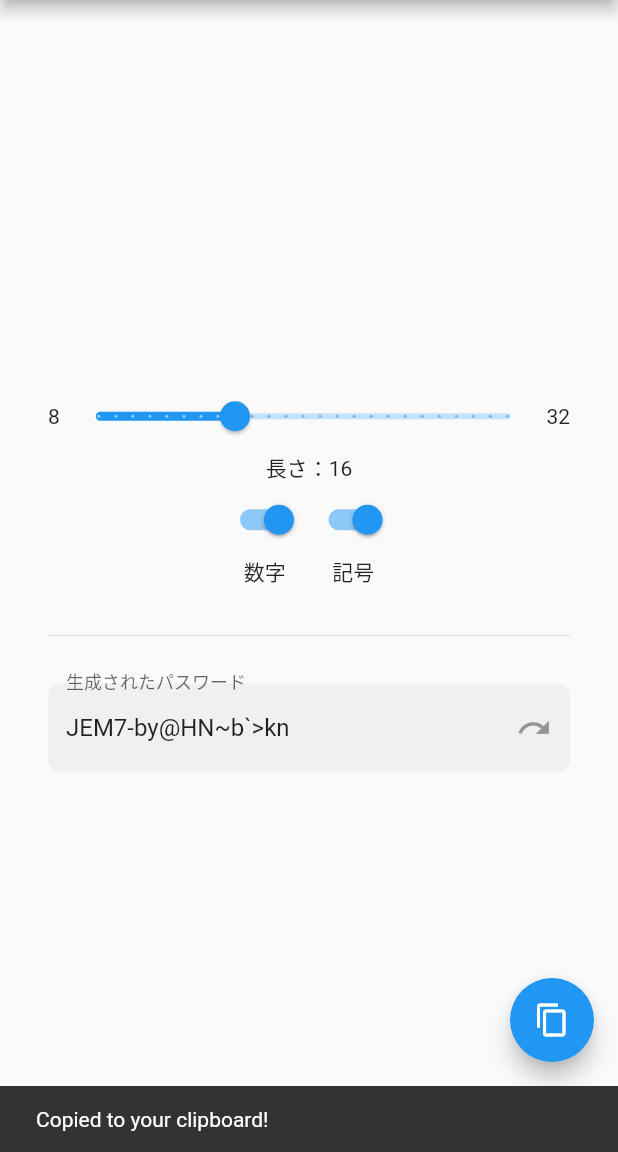
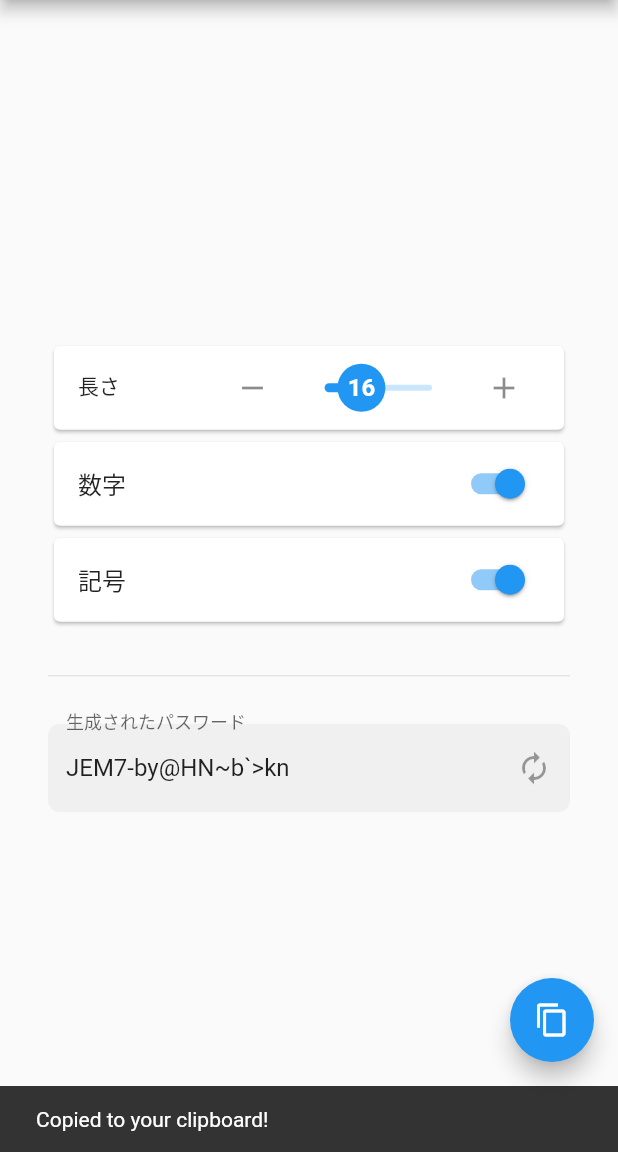
Before and after one commit to hdfln/password-generator, a Flutter app: the screen it shows after launch, after a tap on the "content copy" icon, on a phone screen of 412 x 824 dp, the part 84-1236 px from its top. Run offline on Flutter 3.47's test engine with Material 2 defaults, Android fonts, the phone set to English and light mode, and no system bars.

Commit message:
length to listtile

```diff
--- a/lib/main.dart
+++ b/lib/main.dart
@@ -74,12 +74,32 @@ class _MyHomePageState extends State<MyHomePage> {
           child: Column(
             mainAxisAlignment: MainAxisAlignment.center,
             children: <Widget>[
-              Column(
+              Card(
+                child: ListTile(
+                  leading: const Text('長さ'),
+                  trailing: FractionallySizedBox(
+                    widthFactor: 0.7,
+                    child: Row(
                       children: [
-                  Row(
-                    children: [
-                      Text(_minLength.toString()),
+                        IconButton(
+                          splashRadius: 24,
+                          onPressed: () {
+                            if (_length > _minLength) {
+                              setState(() {
+                                _length--;
+                              });
+                            }
+                          },
+                          icon: const Icon(Icons.remove),
+                        ),
                         Expanded(
+                          child: SliderTheme(
+                            data: SliderTheme.of(context).copyWith(
+                              thumbShape: PolygonSliderThumb(
+                                thumbRadius: 16.0,
+                                sliderValue: _length.toDouble(),
+                              ),
+                            ),
                             child: Slider(
                               value: _length.toDouble(),
                               min: _minLength.toDouble(),
@@ -94,13 +114,23 @@ class _MyHomePageState extends State<MyHomePage> {
                               },
                             ),
                           ),
-                      Text(_maxLength.toString()),
+                        ),
+                        IconButton(
+                          splashRadius: 24,
+                          onPressed: () {
+                            if (_length < _maxLength) {
+                              setState(() {
+                                _length++;
+                              });
+                            }
+                          },
+                          icon: const Icon(Icons.add),
+                        ),
                       ],
                     ),
-                  Text('長さ：$_length'),
-                  Row(
-                    mainAxisAlignment: MainAxisAlignment.center,
-                    children: [
+                  ),
+                ),
+              ),
               SwitchWithLabel(
                 label: '数字',
                 callbackOnChanged: (bool? value) {
@@ -119,11 +149,7 @@ class _MyHomePageState extends State<MyHomePage> {
                   });
                 },
               ),
-                    ],
-                  ),
-                ],
-              ),
-              Divider(height: 64),
+              const Divider(height: 64),
               TextFormField(
                 controller: _controller,
                 readOnly: true,
@@ -143,7 +169,7 @@ class _MyHomePageState extends State<MyHomePage> {
                   ),
                   suffixIcon: IconButton(
                     color: Theme.of(context).disabledColor,
-                    icon: const Icon(Icons.redo),
+                    icon: const Icon(Icons.autorenew),
                     splashRadius: 16,
                     onPressed: () {
                       setState(() {
@@ -216,9 +242,9 @@ class _SwitchWithLabelState extends State<SwitchWithLabel> {
 
   @override
   Widget build(BuildContext context) {
-    return Column(
-      children: [
-        Switch(
+    return Card(
+      child: SwitchListTile(
+        title: Text(widget.label),
         onChanged: (bool? value) {
           setState(() {
             _value = value!;
@@ -227,8 +253,72 @@ class _SwitchWithLabelState extends State<SwitchWithLabel> {
         },
         value: _value,
       ),
-        Text(widget.label),
-      ],
     );
   }
 }
+
+class PolygonSliderThumb extends SliderComponentShape {
+  final double thumbRadius;
+  final double sliderValue;
+
+  const PolygonSliderThumb({
+    required this.thumbRadius,
+    required this.sliderValue,
+  });
+
+  @override
+  Size getPreferredSize(bool isEnabled, bool isDiscrete) {
+    return Size.fromRadius(thumbRadius);
+  }
+
+  @override
+  void paint(
+    PaintingContext context,
+    Offset center, {
+    required Animation<double> activationAnimation,
+    required Animation<double> enableAnimation,
+    required bool isDiscrete,
+    required TextPainter labelPainter,
+    required RenderBox parentBox,
+    required SliderThemeData sliderTheme,
+    required TextDirection textDirection,
+    required double value,
+    required double textScaleFactor,
+    required Size sizeWithOverflow,
+  }) {
+    // Define the slider thumb design here
+    final Canvas canvas = context.canvas;
+
+    canvas.drawCircle(
+      center,
+      thumbRadius,
+      Paint()
+        ..color = sliderTheme.thumbColor ?? Colors.black
+        ..style = PaintingStyle.fill,
+    );
+
+    TextSpan span = TextSpan(
+      style: TextStyle(
+        fontSize: thumbRadius,
+        fontWeight: FontWeight.w700,
+        color: Colors.white,
+      ),
+      text: sliderValue.round().toString(),
+    );
+
+    TextPainter tp = TextPainter(
+      text: span,
+      textAlign: TextAlign.center,
+      textDirection: TextDirection.ltr,
+    );
+
+    tp.layout();
+
+    Offset textCenter = Offset(
+      center.dx - (tp.width / 2),
+      center.dy - (tp.height / 2),
+    );
+
+    tp.paint(canvas, textCenter);
+  }
+}
```
Lines whose indentation alone changed are shown as unchanged.
